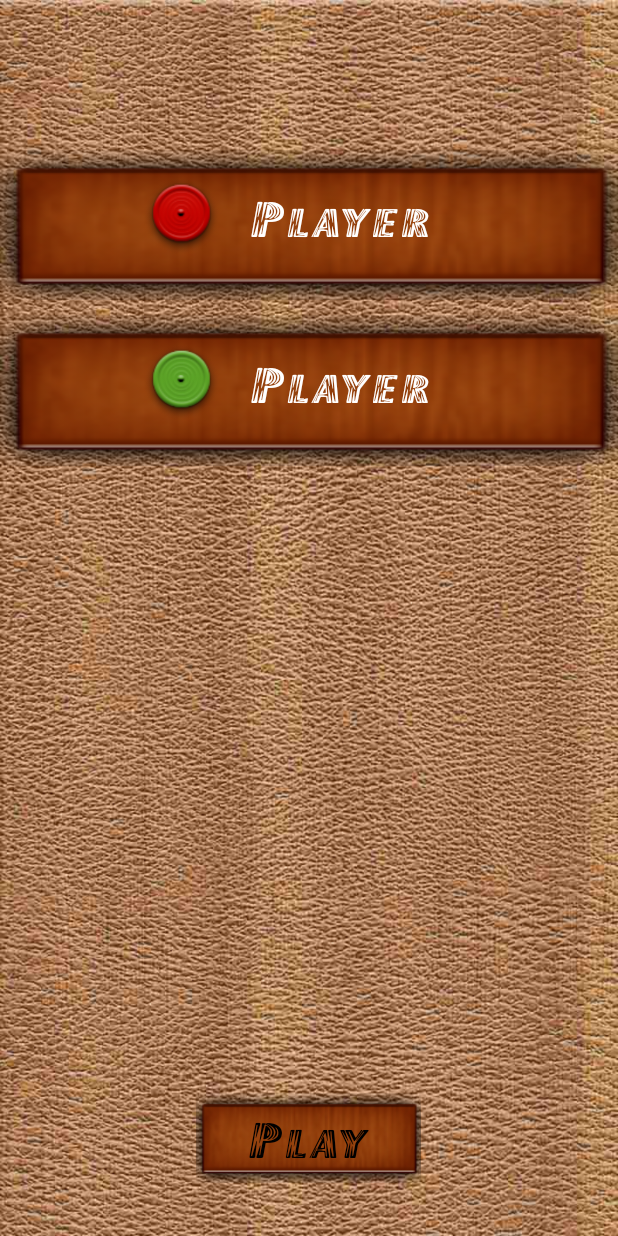
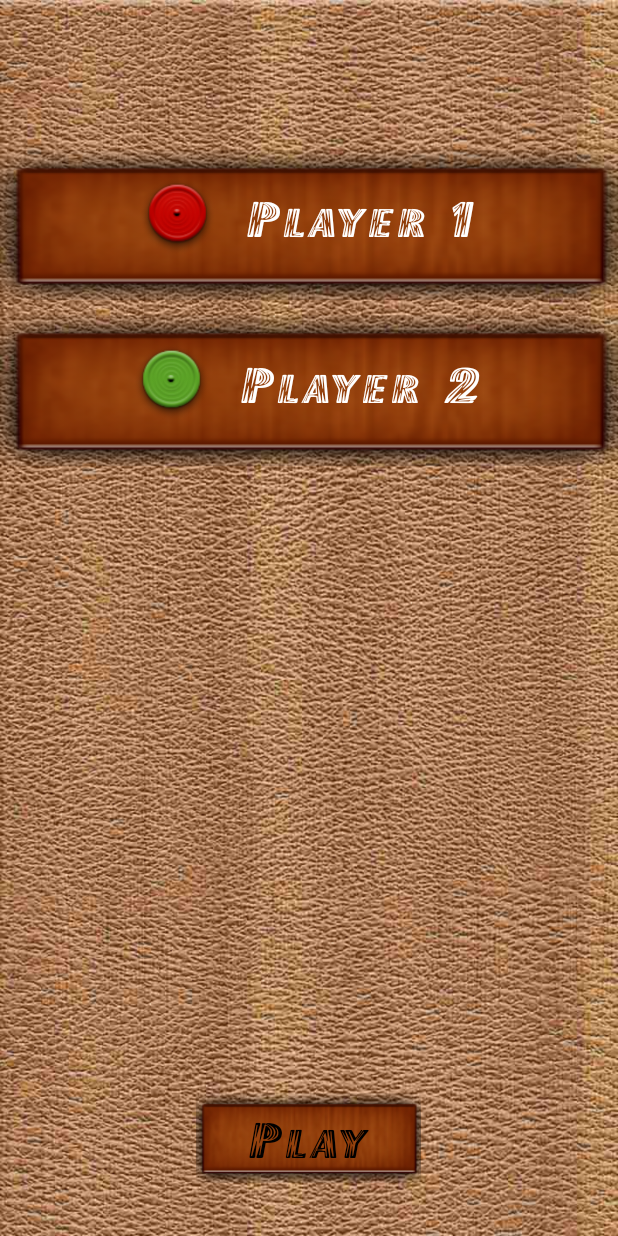
Before and after one commit to imranicp/mobileapp07, an Android app: the PlayerSelectActivity screen opened directly, with no data from a screen before it, on a phone screen of 412 x 824 dp. Run offline under Robolectric (Android 15) with nearby library versions, the phone set to English and light mode, and no system bars; 2 statements that could not run were skipped.

Commit message:
Updated Name layout text hints

```diff
--- a/app/src/main/res/layout/name_layout.xml
+++ b/app/src/main/res/layout/name_layout.xml
@@ -29,13 +29,13 @@
 
         <logic.main.com.boardgame.custom.CustomAutoCompleteTextView
             android:id="@+id/player1_name"
-            android:layout_width="150dp"
+            android:layout_width="wrap_content"
             android:layout_height="50dp"
             android:layout_marginBottom="5dp"
             android:background="@android:color/transparent"
-            android:hint="Player"
+            android:hint="Player 1"
             android:imeOptions="actionNext"
-            android:maxLength="10"
+            android:maxLength="8"
             android:maxLines="1"
             android:singleLine="true"
             android:textColorHint="@android:color/white"
@@ -63,12 +63,12 @@
 
         <logic.main.com.boardgame.custom.CustomAutoCompleteTextView
             android:id="@+id/player2_name"
-            android:layout_width="150dp"
+            android:layout_width="wrap_content"
             android:layout_height="50dp"
             android:layout_marginBottom="5dp"
             android:background="@android:color/transparent"
-            android:hint="Player"
-            android:maxLength="10"
+            android:hint="Player 2"
+            android:maxLength="8"
             android:maxLines="1"
             android:singleLine="true"
             android:textColorHint="@android:color/white"
@@ -96,12 +96,12 @@
 
         <logic.main.com.boardgame.custom.CustomAutoCompleteTextView
             android:id="@+id/player3_name"
-            android:layout_width="150dp"
+            android:layout_width="wrap_content"
             android:layout_height="50dp"
             android:layout_marginBottom="5dp"
             android:background="@android:color/transparent"
-            android:hint="Player"
-            android:maxLength="10"
+            android:hint="Player 3"
+            android:maxLength="8"
             android:maxLines="1"
             android:singleLine="true"
             android:textColorHint="@android:color/white"
@@ -129,12 +129,12 @@
 
         <logic.main.com.boardgame.custom.CustomAutoCompleteTextView
             android:id="@+id/player4_name"
-            android:layout_width="150dp"
+            android:layout_width="wrap_content"
             android:layout_height="50dp"
             android:layout_marginBottom="5dp"
             android:background="@android:color/transparent"
-            android:hint="Player"
-            android:maxLength="10"
+            android:hint="Player 4"
+            android:maxLength="8"
             android:maxLines="1"
             android:singleLine="true"
             android:textColorHint="@android:color/white"
@@ -153,9 +153,9 @@
             android:layout_width="150dp"
             android:layout_height="60dp"
             android:layout_gravity="bottom"
+            android:background="@drawable/score1"
             android:onClick="onClick"
             android:text="Play"
-            android:background="@drawable/score1"
             android:textSize="35sp"
             />
     </LinearLayout>
```
